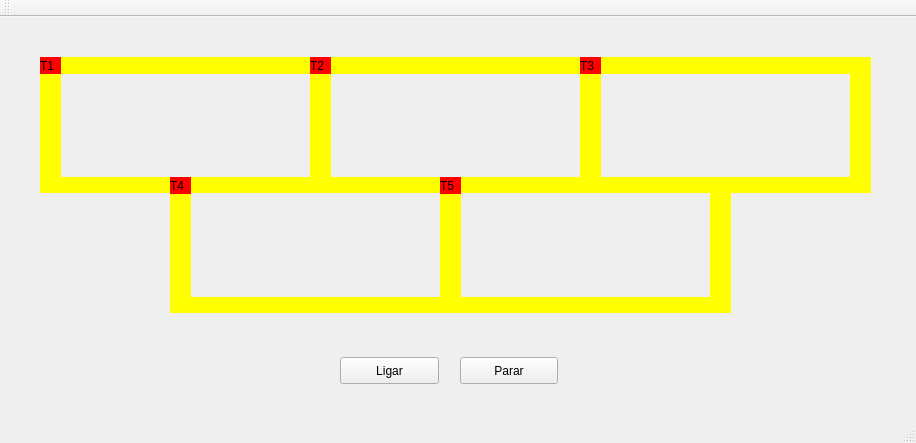
The window that mainwindow.ui (deyvidwms/trabalho-so-deyvid-guilherme) describes before a commit, drawn with Qt 5.
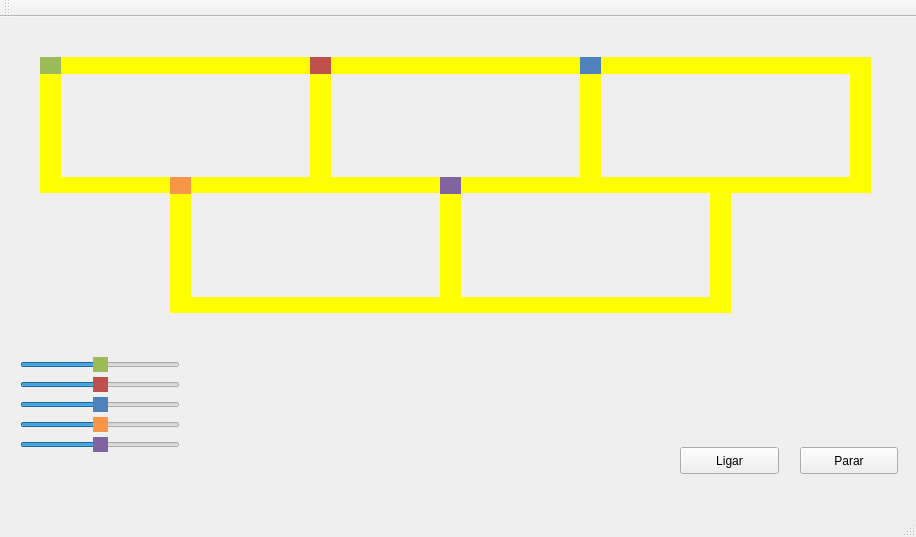
The same window after the commit.

Commit message: sliders horizontal

What changed in the file:
```diff
--- a/mainwindow.ui
+++ b/mainwindow.ui
@@ -7,12 +7,15 @@
     <x>0</x>
     <y>0</y>
     <width>916</width>
-    <height>443</height>
+    <height>537</height>
    </rect>
   </property>
   <property name="windowTitle">
    <string>MainWindow</string>
   </property>
+  <property name="styleSheet">
+   <string notr="true">QLabel { background: #9bbb59}</string>
+  </property>
   <widget class="QWidget" name="centralWidget">
    <widget class="QLabel" name="label_trilho2_1">
     <property name="geometry">
@@ -65,8 +68,8 @@
    <widget class="QPushButton" name="pushButton">
     <property name="geometry">
      <rect>
-      <x>340</x>
-      <y>340</y>
+      <x>680</x>
+      <y>430</y>
       <width>99</width>
       <height>27</height>
      </rect>
@@ -78,8 +81,8 @@
    <widget class="QPushButton" name="pushButton_2">
     <property name="geometry">
      <rect>
-      <x>460</x>
-      <y>340</y>
+      <x>800</x>
+      <y>430</y>
       <width>98</width>
       <height>27</height>
      </rect>
@@ -338,10 +341,10 @@
      </rect>
     </property>
     <property name="styleSheet">
-     <string notr="true">QLabel { background: red}</string>
+     <string notr="true">QLabel { background: #9bbb59}</string>
     </property>
     <property name="text">
-     <string>T1</string>
+     <string/>
     </property>
    </widget>
    <widget class="QLabel" name="label_trem4">
@@ -354,10 +357,10 @@
      </rect>
     </property>
     <property name="styleSheet">
-     <string notr="true">QLabel { background: red}</string>
+     <string notr="true">QLabel { background: #f79646}</string>
     </property>
     <property name="text">
-     <string>T4</string>
+     <string/>
     </property>
    </widget>
    <widget class="QLabel" name="label_trem5">
@@ -370,10 +373,10 @@
      </rect>
     </property>
     <property name="styleSheet">
-     <string notr="true">QLabel { background: red}</string>
+     <string notr="true">QLabel { background: #8064a2}</string>
     </property>
     <property name="text">
-     <string>T5</string>
+     <string/>
     </property>
    </widget>
    <widget class="QLabel" name="label_trem2">
@@ -386,10 +389,10 @@
      </rect>
     </property>
     <property name="styleSheet">
-     <string notr="true">QLabel { background: red}</string>
+     <string notr="true">QLabel { background: #c0504d}</string>
     </property>
     <property name="text">
-     <string>T2</string>
+     <string/>
     </property>
    </widget>
    <widget class="QLabel" name="label_trem3">
@@ -402,10 +405,123 @@
      </rect>
     </property>
     <property name="styleSheet">
-     <string notr="true">QLabel { background: red}</string>
+     <string notr="true">QLabel { background: #4f81bd}</string>
     </property>
     <property name="text">
-     <string>T3</string>
+     <string/>
+    </property>
+   </widget>
+   <widget class="QSlider" name="horizontalSlider_1">
+    <property name="geometry">
+     <rect>
+      <x>20</x>
+      <y>340</y>
+      <width>160</width>
+      <height>16</height>
+     </rect>
+    </property>
+    <property name="autoFillBackground">
+     <bool>false</bool>
+    </property>
+    <property name="styleSheet">
+     <string notr="true">QSlider::handle:horizontal{ background: #9bbb59}</string>
+    </property>
+    <property name="maximum">
+     <number>200</number>
+    </property>
+    <property name="value">
+     <number>100</number>
+    </property>
+    <property name="orientation">
+     <enum>Qt::Horizontal</enum>
+    </property>
+   </widget>
+   <widget class="QSlider" name="horizontalSlider_2">
+    <property name="geometry">
+     <rect>
+      <x>20</x>
+      <y>360</y>
+      <width>160</width>
+      <height>16</height>
+     </rect>
+    </property>
+    <property name="styleSheet">
+     <string notr="true">QSlider::handle:horizontal{ background: #c0504d}</string>
+    </property>
+    <property name="maximum">
+     <number>200</number>
+    </property>
+    <property name="value">
+     <number>100</number>
+    </property>
+    <property name="orientation">
+     <enum>Qt::Horizontal</enum>
+    </property>
+   </widget>
+   <widget class="QSlider" name="horizontalSlider_3">
+    <property name="geometry">
+     <rect>
+      <x>20</x>
+      <y>380</y>
+      <width>160</width>
+      <height>16</height>
+     </rect>
+    </property>
+    <property name="styleSheet">
+     <string notr="true">QSlider::handle:horizontal{ background: #4f81bd}</string>
+    </property>
+    <property name="maximum">
+     <number>200</number>
+    </property>
+    <property name="value">
+     <number>100</number>
+    </property>
+    <property name="orientation">
+     <enum>Qt::Horizontal</enum>
+    </property>
+   </widget>
+   <widget class="QSlider" name="horizontalSlider_4">
+    <property name="geometry">
+     <rect>
+      <x>20</x>
+      <y>400</y>
+      <width>160</width>
+      <height>16</height>
+     </rect>
+    </property>
+    <property name="styleSheet">
+     <string notr="true">QSlider::handle:horizontal{ background: #f79646}</string>
+    </property>
+    <property name="maximum">
+     <number>200</number>
+    </property>
+    <property name="value">
+     <number>100</number>
+    </property>
+    <property name="orientation">
+     <enum>Qt::Horizontal</enum>
+    </property>
+   </widget>
+   <widget class="QSlider" name="horizontalSlider_5">
+    <property name="geometry">
+     <rect>
+      <x>20</x>
+      <y>420</y>
+      <width>160</width>
+      <height>16</height>
+     </rect>
+    </property>
+    <property name="styleSheet">
+     <string notr="true">QSlider::handle:horizontal{background-color: #8064a2}</string>
+    </property>
+    <property name="maximum">
+     <number>200</number>
+    </property>
+    <property name="value">
+     <number>100</number>
+    </property>
+    <property name="orientation">
+     <enum>Qt::Horizontal</enum>
     </property>
    </widget>
   </widget>
```
